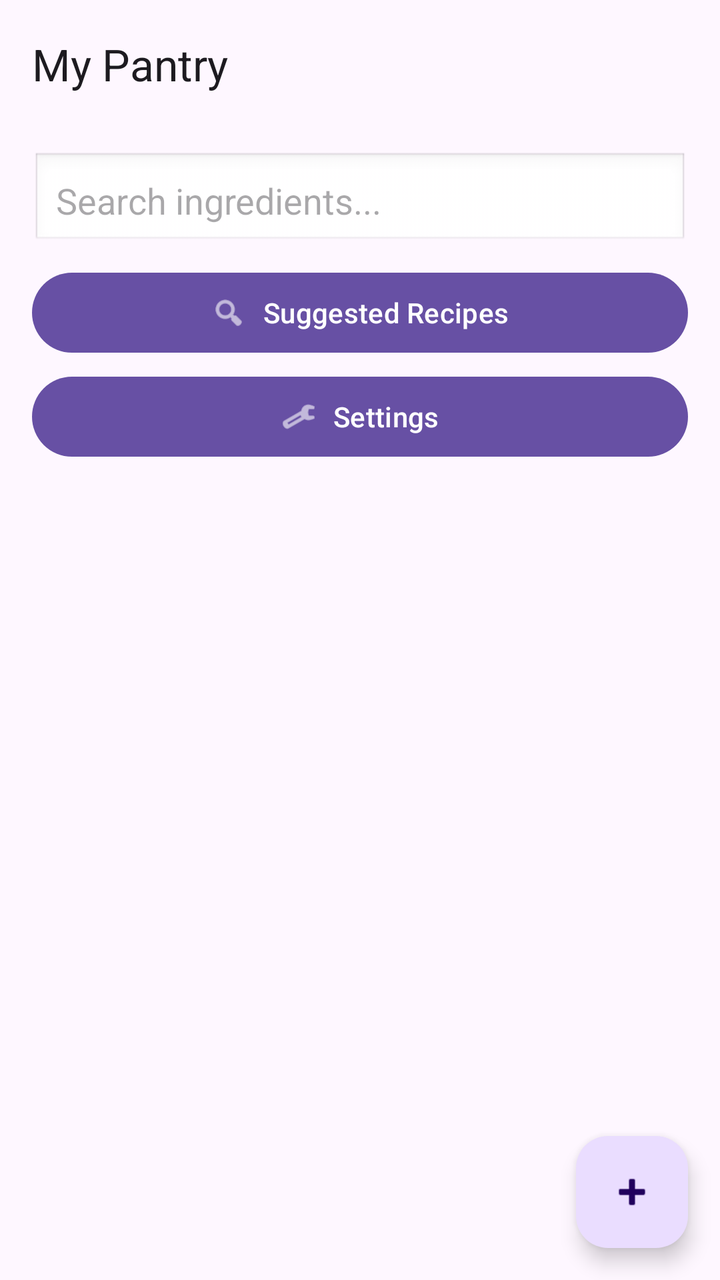
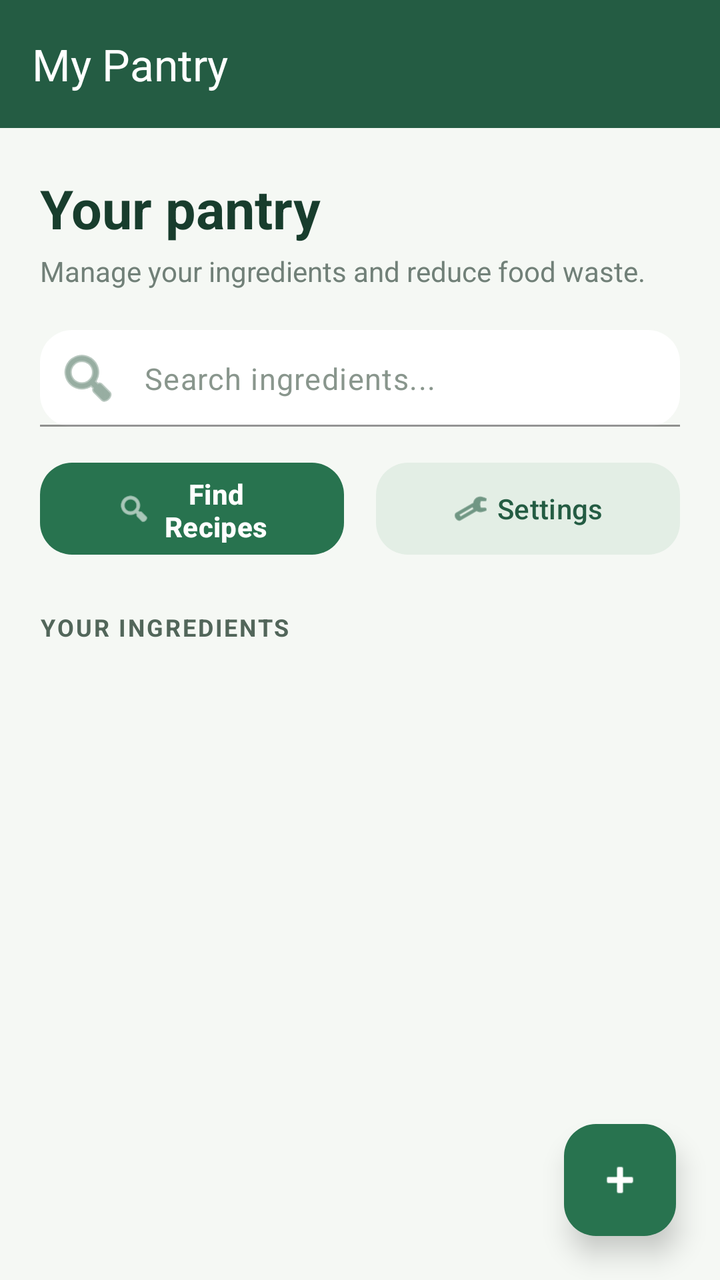

Two renders of the same Android screen: before a commit and after it. Below are the layout's source before the change and the commit's diff.
<!-- AndroidManifest.xml: application theme Theme.SmartPantryManager -->
<!-- res/layout/activity_pantry_list.xml -->
<?xml version="1.0" encoding="utf-8"?>
<androidx.constraintlayout.widget.ConstraintLayout
    xmlns:android="http://schemas.android.com/apk/res/android"
    xmlns:app="http://schemas.android.com/apk/res-auto"
    xmlns:tools="http://schemas.android.com/tools"
    android:id="@+id/main"
    android:layout_width="match_parent"
    android:layout_height="match_parent"
    tools:context=".PantryListActivity">

    
    <com.google.android.material.appbar.MaterialToolbar
        android:id="@+id/toolbar"
        android:layout_width="0dp"
        android:layout_height="?attr/actionBarSize"
        app:title="@string/title_pantry"
        app:layout_constraintTop_toTopOf="parent"
        app:layout_constraintStart_toStartOf="parent"
        app:layout_constraintEnd_toEndOf="parent" />

    
    <EditText
        android:id="@+id/etSearchPantry"
        android:layout_width="0dp"
        android:layout_height="wrap_content"
        android:layout_marginStart="16dp"
        android:layout_marginTop="12dp"
        android:layout_marginEnd="16dp"
        android:hint="Search ingredients..."
        android:inputType="text"
        android:singleLine="true"
        android:padding="12dp"
        android:background="@android:drawable/edit_text"
        android:importantForAutofill="no"
        android:contentDescription="Search pantry ingredients"
        app:layout_constraintTop_toBottomOf="@id/toolbar"
        app:layout_constraintStart_toStartOf="parent"
        app:layout_constraintEnd_toEndOf="parent" />

    
    <com.google.android.material.button.MaterialButton
        android:id="@+id/btnSuggestedRecipes"
        android:layout_width="0dp"
        android:layout_height="wrap_content"
        android:layout_marginStart="16dp"
        android:layout_marginTop="8dp"
        android:layout_marginEnd="16dp"
        android:text="Suggested Recipes"
        android:contentDescription="View recipes you can make"
        app:icon="@android:drawable/ic_menu_search"
        app:iconGravity="textStart"
        app:layout_constraintTop_toBottomOf="@id/etSearchPantry"
        app:layout_constraintStart_toStartOf="parent"
        app:layout_constraintEnd_toEndOf="parent" />

    
    <com.google.android.material.button.MaterialButton
        android:id="@+id/btnSettings"
        android:layout_width="0dp"
        android:layout_height="wrap_content"
        android:layout_marginStart="16dp"
        android:layout_marginTop="4dp"
        android:layout_marginEnd="16dp"
        android:text="Settings"
        android:contentDescription="Open app settings"
        app:icon="@android:drawable/ic_menu_preferences"
        app:iconGravity="textStart"
        app:layout_constraintTop_toBottomOf="@id/btnSuggestedRecipes"
        app:layout_constraintStart_toStartOf="parent"
        app:layout_constraintEnd_toEndOf="parent" />

    
    <androidx.recyclerview.widget.RecyclerView
        android:id="@+id/recyclerPantry"
        android:layout_width="0dp"
        android:layout_height="0dp"
        android:padding="8dp"
        android:clipToPadding="false"
        app:layoutManager="androidx.recyclerview.widget.LinearLayoutManager"
        app:layout_constraintTop_toBottomOf="@id/btnSettings"
        app:layout_constraintBottom_toBottomOf="parent"
        app:layout_constraintStart_toStartOf="parent"
        app:layout_constraintEnd_toEndOf="parent" />

    
    <TextView
        android:id="@+id/textEmpty"
        android:layout_width="wrap_content"
        android:layout_height="wrap_content"
        android:gravity="center"
        android:padding="24dp"
        android:text="@string/pantry_empty"
        android:textSize="16sp"
        android:visibility="gone"
        app:layout_constraintTop_toBottomOf="@id/btnSettings"
        app:layout_constraintBottom_toBottomOf="parent"
        app:layout_constraintStart_toStartOf="parent"
        app:layout_constraintEnd_toEndOf="parent" />

    
    <com.google.android.material.floatingactionbutton.FloatingActionButton
        android:id="@+id/fabAdd"
        android:layout_width="wrap_content"
        android:layout_height="wrap_content"
        android:layout_margin="16dp"
        android:contentDescription="@string/add_ingredient"
        app:srcCompat="@android:drawable/ic_input_add"
        app:layout_constraintBottom_toBottomOf="parent"
        app:layout_constraintEnd_toEndOf="parent" />

</androidx.constraintlayout.widget.ConstraintLayout>
<!-- resources referenced by this layout -->
<resources>
  <string name="add_ingredient">Add Ingredient</string>
  <string name="pantry_empty">Your pantry is empty. Add an ingredient to get started.</string>
  <string name="title_pantry">My Pantry</string>
  <style name="Theme.SmartPantryManager" parent="Base.Theme.SmartPantryManager" />
  <style name="Base.Theme.SmartPantryManager" parent="Theme.Material3.DayNight.NoActionBar">
          
          
      </style>
</resources>

<!-- the commit's change to res/layout/activity_pantry_list.xml (unified diff, before → after) -->
@@ -6,6 +6,7 @@
     android:id="@+id/main"
     android:layout_width="match_parent"
     android:layout_height="match_parent"
+    android:background="#F5F8F4"
     tools:context=".PantryListActivity">
 
     
@@ -13,58 +14,148 @@
         android:id="@+id/toolbar"
         android:layout_width="0dp"
         android:layout_height="?attr/actionBarSize"
+        android:background="#245C43"
+        android:elevation="4dp"
         app:title="@string/title_pantry"
+        app:titleTextColor="#FFFFFF"
         app:layout_constraintTop_toTopOf="parent"
         app:layout_constraintStart_toStartOf="parent"
         app:layout_constraintEnd_toEndOf="parent" />
 
     
-    <EditText
-        android:id="@+id/etSearchPantry"
-        android:layout_width="0dp"
-        android:layout_height="wrap_content"
-        android:layout_marginStart="16dp"
-        android:layout_marginTop="12dp"
-        android:layout_marginEnd="16dp"
-        android:hint="Search ingredients..."
-        android:inputType="text"
-        android:singleLine="true"
-        android:padding="12dp"
-        android:background="@android:drawable/edit_text"
-        android:importantForAutofill="no"
-        android:contentDescription="Search pantry ingredients"
+    <TextView
+        android:id="@+id/tvPantryHeading"
+        android:layout_width="0dp"
+        android:layout_height="wrap_content"
+        android:layout_marginStart="20dp"
+        android:layout_marginTop="22dp"
+        android:layout_marginEnd="20dp"
+        android:text="Your pantry"
+        android:textColor="#183D2D"
+        android:textSize="27sp"
+        android:textStyle="bold"
         app:layout_constraintTop_toBottomOf="@id/toolbar"
         app:layout_constraintStart_toStartOf="parent"
         app:layout_constraintEnd_toEndOf="parent" />
+
+    <TextView
+        android:id="@+id/tvPantrySubtitle"
+        android:layout_width="0dp"
+        android:layout_height="wrap_content"
+        android:layout_marginStart="20dp"
+        android:layout_marginTop="4dp"
+        android:layout_marginEnd="20dp"
+        android:text="Manage your ingredients and reduce food waste."
+        android:textColor="#718078"
+        android:textSize="14sp"
+        app:layout_constraintTop_toBottomOf="@id/tvPantryHeading"
+        app:layout_constraintStart_toStartOf="parent"
+        app:layout_constraintEnd_toEndOf="parent" />
+
+    
+    <com.google.android.material.textfield.TextInputLayout
+        android:id="@+id/searchContainer"
+        android:layout_width="0dp"
+        android:layout_height="wrap_content"
+        android:layout_marginStart="20dp"
+        android:layout_marginTop="20dp"
+        android:layout_marginEnd="20dp"
+        app:boxBackgroundMode="filled"
+        app:boxBackgroundColor="#FFFFFF"
+        app:boxCornerRadiusTopStart="16dp"
+        app:boxCornerRadiusTopEnd="16dp"
+        app:boxCornerRadiusBottomStart="16dp"
+        app:boxCornerRadiusBottomEnd="16dp"
+        app:boxStrokeColor="#DCE8DE"
+        app:boxStrokeWidth="1dp"
+        app:boxStrokeWidthFocused="2dp"
+        app:startIconDrawable="@android:drawable/ic_menu_search"
+        app:startIconTint="#527763"
+        app:hintEnabled="false"
+        app:layout_constraintTop_toBottomOf="@id/tvPantrySubtitle"
+        app:layout_constraintStart_toStartOf="parent"
+        app:layout_constraintEnd_toEndOf="parent">
+
+        <com.google.android.material.textfield.TextInputEditText
+            android:id="@+id/etSearchPantry"
+            android:layout_width="match_parent"
+            android:layout_height="wrap_content"
+            android:hint="Search ingredients..."
+            android:inputType="text"
+            android:singleLine="true"
+            android:textColor="#183D2D"
+            android:textColorHint="#89968D"
+            android:textSize="15sp"
+            android:paddingTop="14dp"
+            android:paddingBottom="14dp"
+            android:importantForAutofill="no"
+            android:contentDescription="Search pantry ingredients" />
+
+    </com.google.android.material.textfield.TextInputLayout>
 
     
     <com.google.android.material.button.MaterialButton
         android:id="@+id/btnSuggestedRecipes"
         android:layout_width="0dp"
-        android:layout_height="wrap_content"
-        android:layout_marginStart="16dp"
-        android:layout_marginTop="8dp"
-        android:layout_marginEnd="16dp"
-        android:text="Suggested Recipes"
+        android:layout_height="54dp"
+        android:layout_marginStart="20dp"
+        android:layout_marginTop="14dp"
+        android:layout_marginEnd="8dp"
+        android:text="Find Recipes"
+        android:textAllCaps="false"
+        android:textColor="#FFFFFF"
+        android:textSize="14sp"
+        android:textStyle="bold"
         android:contentDescription="View recipes you can make"
+        app:backgroundTint="#28734F"
+        app:cornerRadius="16dp"
+        app:elevation="2dp"
         app:icon="@android:drawable/ic_menu_search"
         app:iconGravity="textStart"
-        app:layout_constraintTop_toBottomOf="@id/etSearchPantry"
-        app:layout_constraintStart_toStartOf="parent"
-        app:layout_constraintEnd_toEndOf="parent" />
+        app:iconTint="#FFFFFF"
+        app:iconPadding="6dp"
+        app:layout_constraintTop_toBottomOf="@id/searchContainer"
+        app:layout_constraintStart_toStartOf="parent"
+        app:layout_constraintEnd_toStartOf="@id/btnSettings"
+        app:layout_constraintHorizontal_chainStyle="spread" />
 
     
     <com.google.android.material.button.MaterialButton
         android:id="@+id/btnSettings"
         android:layout_width="0dp"
-        android:layout_height="wrap_content"
-        android:layout_marginStart="16dp"
-        android:layout_marginTop="4dp"
-        android:layout_marginEnd="16dp"
+        android:layout_height="54dp"
+        android:layout_marginStart="8dp"
+        android:layout_marginTop="14dp"
+        android:layout_marginEnd="20dp"
         android:text="Settings"
+        android:textAllCaps="false"
+        android:textColor="#245C43"
+        android:textSize="14sp"
         android:contentDescription="Open app settings"
+        app:backgroundTint="#E3EEE5"
+        app:cornerRadius="16dp"
+        app:elevation="0dp"
         app:icon="@android:drawable/ic_menu_preferences"
         app:iconGravity="textStart"
+        app:iconTint="#245C43"
+        app:iconPadding="4dp"
+        app:layout_constraintTop_toBottomOf="@id/searchContainer"
+        app:layout_constraintStart_toEndOf="@id/btnSuggestedRecipes"
+        app:layout_constraintEnd_toEndOf="parent" />
+
+    
+    <TextView
+        android:id="@+id/tvIngredientsHeading"
+        android:layout_width="0dp"
+        android:layout_height="wrap_content"
+        android:layout_marginStart="20dp"
+        android:layout_marginTop="24dp"
+        android:layout_marginEnd="20dp"
+        android:text="YOUR INGREDIENTS"
+        android:textColor="#52665A"
+        android:textSize="12sp"
+        android:textStyle="bold"
+        android:letterSpacing="0.08"
         app:layout_constraintTop_toBottomOf="@id/btnSuggestedRecipes"
         app:layout_constraintStart_toStartOf="parent"
         app:layout_constraintEnd_toEndOf="parent" />
@@ -74,10 +165,15 @@
         android:id="@+id/recyclerPantry"
         android:layout_width="0dp"
         android:layout_height="0dp"
-        android:padding="8dp"
+        android:layout_marginTop="8dp"
+        android:paddingStart="12dp"
+        android:paddingEnd="12dp"
+        android:paddingTop="4dp"
+        android:paddingBottom="96dp"
         android:clipToPadding="false"
+        android:overScrollMode="never"
         app:layoutManager="androidx.recyclerview.widget.LinearLayoutManager"
-        app:layout_constraintTop_toBottomOf="@id/btnSettings"
+        app:layout_constraintTop_toBottomOf="@id/tvIngredientsHeading"
         app:layout_constraintBottom_toBottomOf="parent"
         app:layout_constraintStart_toStartOf="parent"
         app:layout_constraintEnd_toEndOf="parent" />
@@ -85,15 +181,19 @@
     
     <TextView
         android:id="@+id/textEmpty"
-        android:layout_width="wrap_content"
-        android:layout_height="wrap_content"
+        android:layout_width="0dp"
+        android:layout_height="wrap_content"
+        android:layout_marginStart="32dp"
+        android:layout_marginEnd="32dp"
         android:gravity="center"
         android:padding="24dp"
         android:text="@string/pantry_empty"
+        android:textColor="#718078"
         android:textSize="16sp"
+        android:lineSpacingExtra="5dp"
         android:visibility="gone"
-        app:layout_constraintTop_toBottomOf="@id/btnSettings"
-        app:layout_constraintBottom_toBottomOf="parent"
+        app:layout_constraintTop_toTopOf="@id/recyclerPantry"
+        app:layout_constraintBottom_toBottomOf="@id/recyclerPantry"
         app:layout_constraintStart_toStartOf="parent"
         app:layout_constraintEnd_toEndOf="parent" />
 
@@ -102,8 +202,12 @@
         android:id="@+id/fabAdd"
         android:layout_width="wrap_content"
         android:layout_height="wrap_content"
-        android:layout_margin="16dp"
+        android:layout_margin="22dp"
         android:contentDescription="@string/add_ingredient"
+        android:tooltipText="Add ingredient"
+        app:backgroundTint="#28734F"
+        app:tint="#FFFFFF"
+        app:elevation="8dp"
         app:srcCompat="@android:drawable/ic_input_add"
         app:layout_constraintBottom_toBottomOf="parent"
         app:layout_constraintEnd_toEndOf="parent" />
